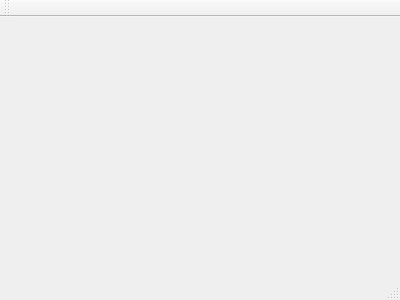
Old version of the form mainwindow.ui in the repository artcurty/GedQT.
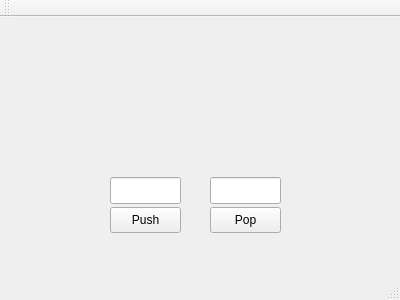
New version of the form.

What changed in the file:
```diff
--- a/mainwindow.ui
+++ b/mainwindow.ui
@@ -12,13 +12,75 @@
   <property name="windowTitle" >
    <string>MainWindow</string>
   </property>
-  <widget class="QMenuBar" name="menuBar" />
-  <widget class="QToolBar" name="mainToolBar" />
-  <widget class="QWidget" name="centralWidget" />
-  <widget class="QStatusBar" name="statusBar" />
+  <widget class="QWidget" name="centralWidget">
+   <widget class="QPushButton" name="OK">
+    <property name="geometry">
+     <rect>
+      <x>110</x>
+      <y>190</y>
+      <width>71</width>
+      <height>26</height>
+     </rect>
+    </property>
+    <property name="text">
+     <string>Push</string>
+    </property>
+   </widget>
+   <widget class="QLineEdit" name="entrada">
+    <property name="geometry">
+     <rect>
+      <x>110</x>
+      <y>160</y>
+      <width>71</width>
+      <height>27</height>
+     </rect>
+    </property>
+   </widget>
+   <widget class="QPushButton" name="pushButton">
+    <property name="geometry">
+     <rect>
+      <x>210</x>
+      <y>190</y>
+      <width>71</width>
+      <height>26</height>
+     </rect>
+    </property>
+    <property name="text">
+     <string>Pop</string>
+    </property>
+   </widget>
+   <widget class="QLineEdit" name="saidapop">
+    <property name="geometry">
+     <rect>
+      <x>210</x>
+      <y>160</y>
+      <width>71</width>
+      <height>27</height>
+     </rect>
+    </property>
+   </widget>
+  </widget>
+  <widget class="QMenuBar" name="menuBar">
+   <property name="geometry">
+    <rect>
+     <x>0</x>
+     <y>0</y>
+     <width>400</width>
+     <height>25</height>
+    </rect>
+   </property>
+  </widget>
+  <widget class="QToolBar" name="mainToolBar">
+   <attribute name="toolBarArea">
+    <enum>TopToolBarArea</enum>
+   </attribute>
+   <attribute name="toolBarBreak">
+    <bool>false</bool>
+   </attribute>
+  </widget>
+  <widget class="QStatusBar" name="statusBar"/>
  </widget>
- <layoutDefault spacing="6" margin="11" />
- <pixmapfunction></pixmapfunction>
+ <layoutdefault spacing="6" margin="11"/>
  <resources/>
  <connections/>
 </ui>
```
Left out of the diff: 7 changed lines with no effect on the pictures.
